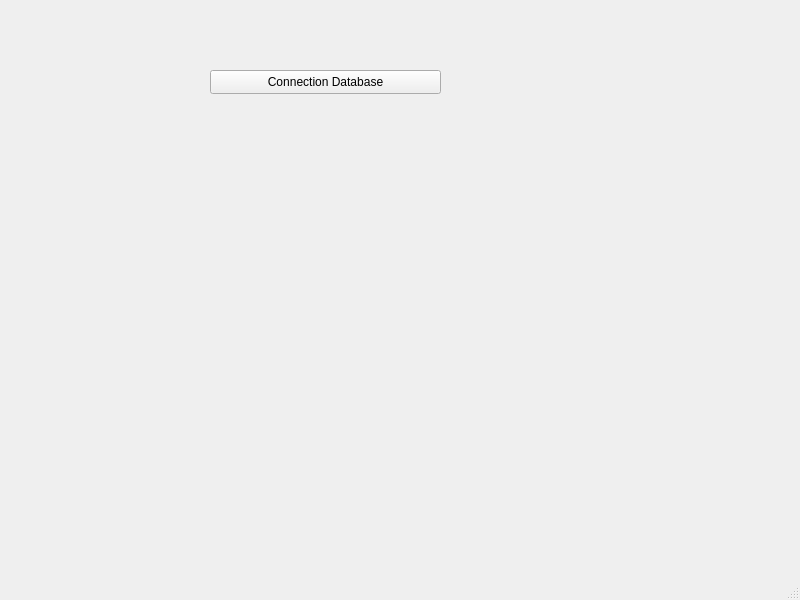
First picture: the form in mainwindow.ui, repository ninijule/Qt_SQL, before the edit.
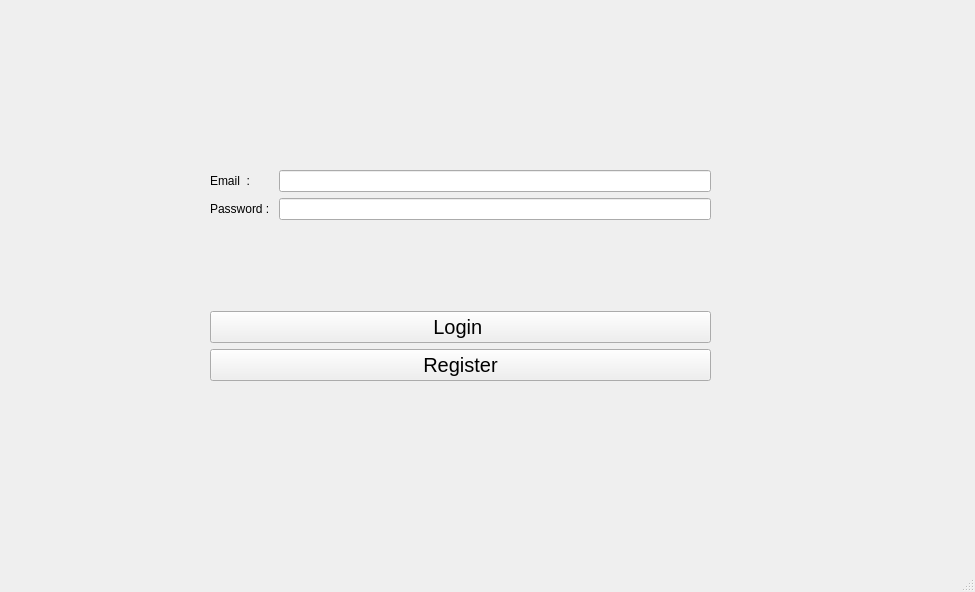
Second picture: the form after the edit.

Commit message: :sparkles: Add Validator check email / password

The edit to the form file:
```diff
--- a/mainwindow.ui
+++ b/mainwindow.ui
@@ -6,27 +6,106 @@
    <rect>
     <x>0</x>
     <y>0</y>
-    <width>800</width>
-    <height>600</height>
+    <width>975</width>
+    <height>592</height>
    </rect>
   </property>
   <property name="windowTitle">
    <string>MainWindow</string>
   </property>
   <widget class="QWidget" name="centralwidget">
-   <widget class="QPushButton" name="pushButton">
+   <widget class="QLabel" name="LogoThales">
     <property name="geometry">
      <rect>
-      <x>210</x>
-      <y>70</y>
+      <x>350</x>
+      <y>10</y>
       <width>231</width>
-      <height>24</height>
+      <height>111</height>
      </rect>
     </property>
     <property name="text">
-     <string>Connection Database</string>
+     <string/>
     </property>
    </widget>
+   <widget class="QWidget" name="">
+    <property name="geometry">
+     <rect>
+      <x>210</x>
+      <y>170</y>
+      <width>501</width>
+      <height>211</height>
+     </rect>
+    </property>
+    <layout class="QGridLayout" name="gridLayout">
+     <property name="sizeConstraint">
+      <enum>QLayout::SetMaximumSize</enum>
+     </property>
+     <item row="0" column="0">
+      <layout class="QFormLayout" name="formLayout">
+       <item row="0" column="0">
+        <widget class="QLabel" name="emailLabel">
+         <property name="text">
+          <string>Email  : </string>
+         </property>
+        </widget>
+       </item>
+       <item row="0" column="1">
+        <widget class="QLineEdit" name="emailLineEdit">
+         <property name="maxLength">
+          <number>60</number>
+         </property>
+        </widget>
+       </item>
+       <item row="1" column="0">
+        <widget class="QLabel" name="passwordLabel">
+         <property name="text">
+          <string>Password : </string>
+         </property>
+        </widget>
+       </item>
+       <item row="1" column="1">
+        <widget class="QLineEdit" name="passwordLineEdit">
+         <property name="maxLength">
+          <number>60</number>
+         </property>
+         <property name="echoMode">
+          <enum>QLineEdit::Password</enum>
+         </property>
+        </widget>
+       </item>
+      </layout>
+     </item>
+     <item row="1" column="0">
+      <layout class="QVBoxLayout" name="verticalLayout">
+       <item>
+        <widget class="QPushButton" name="LoginButton">
+         <property name="font">
+          <font>
+           <pointsize>15</pointsize>
+           <bold>false</bold>
+          </font>
+         </property>
+         <property name="text">
+          <string>Login </string>
+         </property>
+        </widget>
+       </item>
+       <item>
+        <widget class="QPushButton" name="RegisterButton">
+         <property name="font">
+          <font>
+           <pointsize>15</pointsize>
+          </font>
+         </property>
+         <property name="text">
+          <string>Register</string>
+         </property>
+        </widget>
+       </item>
+      </layout>
+     </item>
+    </layout>
+   </widget>
   </widget>
   <widget class="QMenuBar" name="menubar">
    <property name="geometry">
```
Left out of the diff: 2 changed lines with no effect on the pictures. The commit also changes 7 other files.
